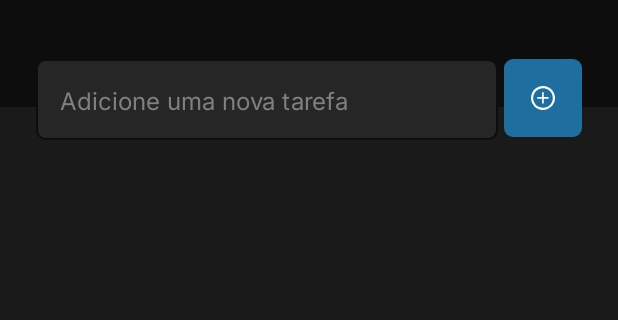
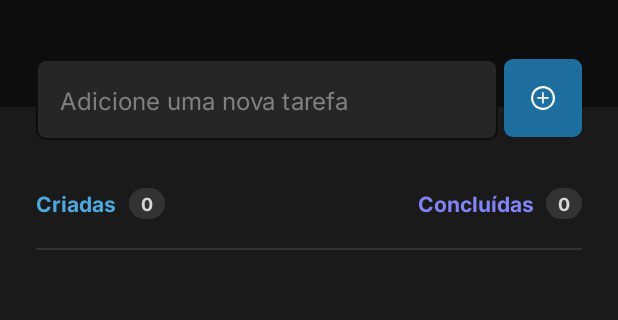
Before and after one commit to kassiosilva/todo-list-android, an Android app: the screen it shows after launch (MainActivity), on a phone screen of 412 x 824 dp, the part 108-428 px from its top. Run offline under Robolectric (Android 15) with nearby library versions, the phone set to English and light mode, and no system bars.

Commit message:
feat: Criando header da listagem

```diff
--- /dev/null
+++ b/app/src/main/res/drawable/rounded_text_value.xml
@@ -0,0 +1,11 @@
+<?xml version="1.0" encoding="utf-8"?>
+<shape
+    xmlns:android="http://schemas.android.com/apk/res/android"
+    android:shape="rectangle">
+
+    <corners android:radius="999dp" />
+
+    <!--- This is the background color -->
+    <solid android:color="@color/gray_400" />
+
+</shape>
--- a/app/src/main/res/layout/activity_main.xml
+++ b/app/src/main/res/layout/activity_main.xml
@@ -29,9 +29,8 @@
         android:id="@+id/edit_new_task"
         android:layout_width="0dp"
         android:layout_height="wrap_content"
+        android:layout_marginStart="24dp"
         android:layout_marginTop="-32dp"
-        android:layout_marginStart="24dp"
-        app:layout_constraintVertical_bias="0.40"
         android:background="@drawable/rounded_corner_edit"
         android:fontFamily="@font/inter"
         android:hint="@string/edit_hint"
@@ -59,4 +58,69 @@
         app:layout_constraintStart_toEndOf="@id/edit_new_task"
         app:layout_constraintTop_toTopOf="@id/edit_new_task"
         app:tint="@color/white" />
+
+    <TextView
+        android:id="@+id/text_tasks_created"
+        android:layout_width="wrap_content"
+        android:layout_height="wrap_content"
+        android:layout_marginStart="24dp"
+        android:layout_marginTop="32dp"
+        android:fontFamily="@font/inter_bold"
+        android:text="@string/tasks_created"
+        android:textColor="@color/blue"
+        android:textSize="14sp"
+        app:layout_constraintStart_toStartOf="parent"
+        app:layout_constraintTop_toBottomOf="@id/edit_new_task" />
+
+    <TextView
+        android:id="@+id/text_tasks_created_value"
+        android:layout_width="wrap_content"
+        android:layout_height="wrap_content"
+        android:layout_marginStart="8dp"
+        android:background="@drawable/rounded_text_value"
+        android:fontFamily="@font/inter_bold"
+        android:paddingHorizontal="8dp"
+        android:paddingVertical="2dp"
+        android:text="@string/tasks_created_value"
+        android:textColor="@color/gray_200"
+        android:textSize="12sp"
+        app:layout_constraintStart_toEndOf="@id/text_tasks_created"
+        app:layout_constraintTop_toTopOf="@id/text_tasks_created" />
+
+    <TextView
+        android:id="@+id/text_completed_tasks"
+        android:layout_width="wrap_content"
+        android:layout_height="wrap_content"
+        android:fontFamily="@font/inter_bold"
+        android:text="@string/completed_tasks"
+        android:textColor="@color/purple"
+        android:textSize="14sp"
+        android:layout_marginEnd="8dp"
+        app:layout_constraintEnd_toStartOf="@id/text_completed_tasks_value"
+        app:layout_constraintTop_toTopOf="@id/text_tasks_created" />
+
+    <TextView
+        android:id="@+id/text_completed_tasks_value"
+        android:layout_width="wrap_content"
+        android:layout_height="wrap_content"
+        android:layout_marginEnd="24dp"
+        android:text="@string/completed_tasks_value"
+        android:paddingHorizontal="8dp"
+        android:paddingVertical="2dp"
+        android:textColor="@color/gray_200"
+        android:textSize="12sp"
+        android:fontFamily="@font/inter_bold"
+        android:background="@drawable/rounded_text_value"
+        app:layout_constraintEnd_toEndOf="parent"
+        app:layout_constraintTop_toTopOf="@id/text_completed_tasks" />
+
+    <View
+        android:background="@color/gray_400"
+        app:layout_constraintTop_toBottomOf="@id/text_tasks_created"
+        app:layout_constraintStart_toStartOf="parent"
+        app:layout_constraintEnd_toEndOf="parent"
+        android:layout_marginTop="20dp"
+        android:layout_marginHorizontal="24dp"
+        android:layout_width="0dp"
+        android:layout_height="1dp" />
 </androidx.constraintlayout.widget.ConstraintLayout>
--- a/app/src/main/res/values/strings.xml
+++ b/app/src/main/res/values/strings.xml
@@ -1,4 +1,8 @@
 <resources>
     <string name="app_name">ToDoList</string>
     <string name="edit_hint">Adicione uma nova tarefa</string>
+    <string name="tasks_created">Criadas</string>
+    <string name="tasks_created_value">0</string>
+    <string name="completed_tasks">Concluídas</string>
+    <string name="completed_tasks_value">0</string>
 </resources>
```
